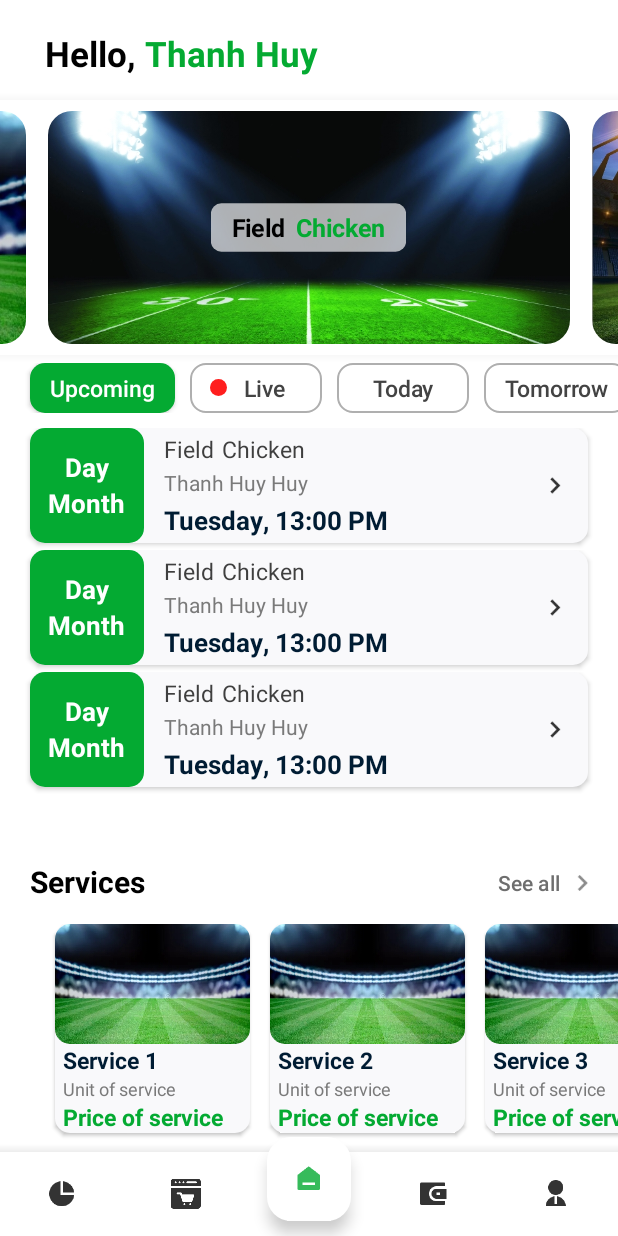
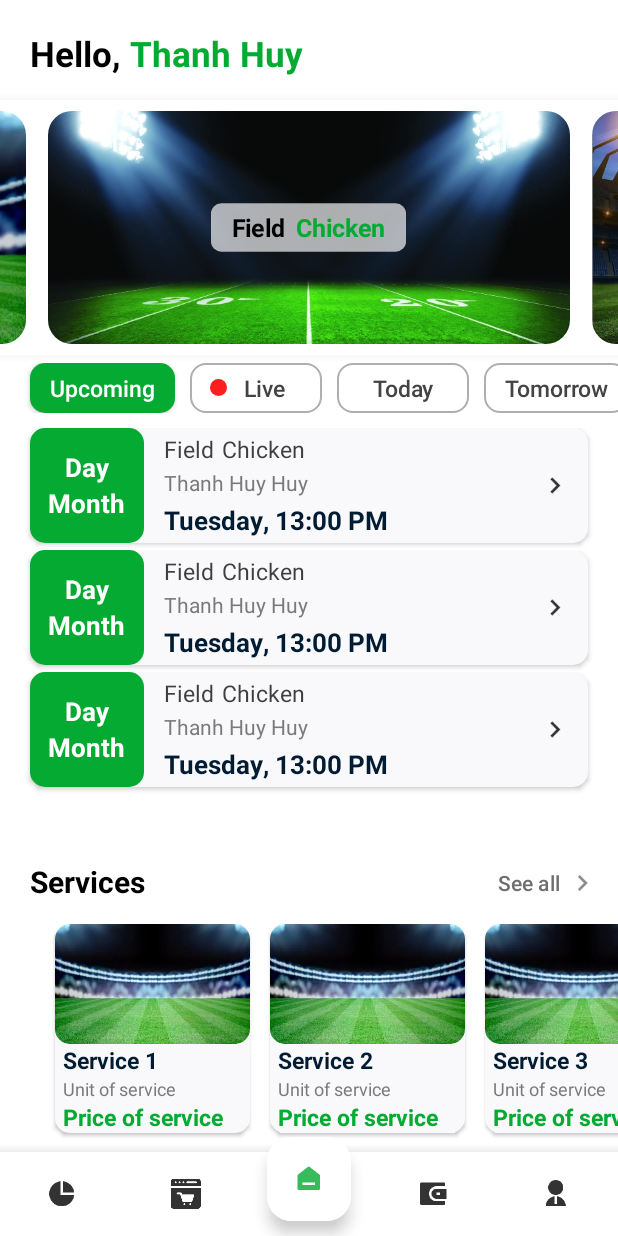
Before and after one commit to chickenHuy/MiniSoccerFieldManagement-Android, an Android app: the screen it shows after launch (MainActivity), on a phone screen of 412 x 824 dp. Run offline under Robolectric (Android 15) with nearby library versions, the phone set to English and light mode, and no system bars; libraries missing offline, so code that uses them is left out: com.yariksoffice.lingver; 3 statements that could not run were skipped.

Commit message:
Change marginStart tittle in home fragment

```diff
--- a/app/src/main/res/layout/fragment_home.xml
+++ b/app/src/main/res/layout/fragment_home.xml
@@ -9,7 +9,7 @@
 
     <LinearLayout
         style="@style/width_mp_height_wc"
-        android:layout_marginStart="30dp"
+        android:layout_marginStart="20dp"
         android:layout_marginTop="20dp"
         android:orientation="horizontal">
 
```
